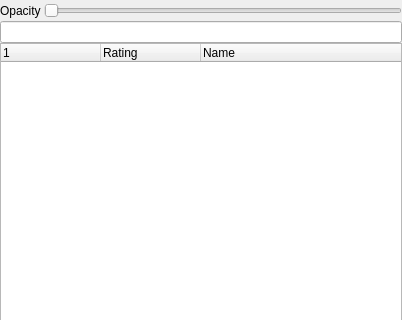
First picture: the form in src/qmapshack/gis/IGisWorkspace.ui, repository Maproom/qmapshack, before the edit; both pictures show x 0 to 402 and y 0 to 320 of the 402 by 500 pixel window.
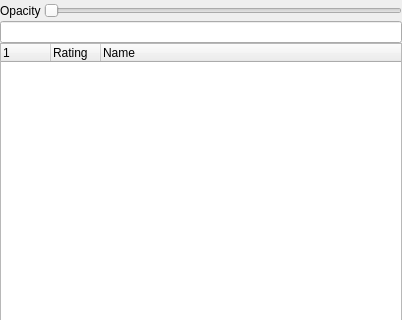
Second picture: the form after the edit. Custom widgets are drawn as their Qt base class.

What changed in the file:
```diff
--- a/src/qmapshack/gis/IGisWorkspace.ui
+++ b/src/qmapshack/gis/IGisWorkspace.ui
@@ -94,8 +94,11 @@
      <property name="columnCount">
       <number>3</number>
      </property>
+     <attribute name="headerMinimumSectionSize">
+      <number>50</number>
+     </attribute>
      <attribute name="headerDefaultSectionSize">
-      <number>100</number>
+      <number>50</number>
      </attribute>
      <column>
       <property name="text">
```
